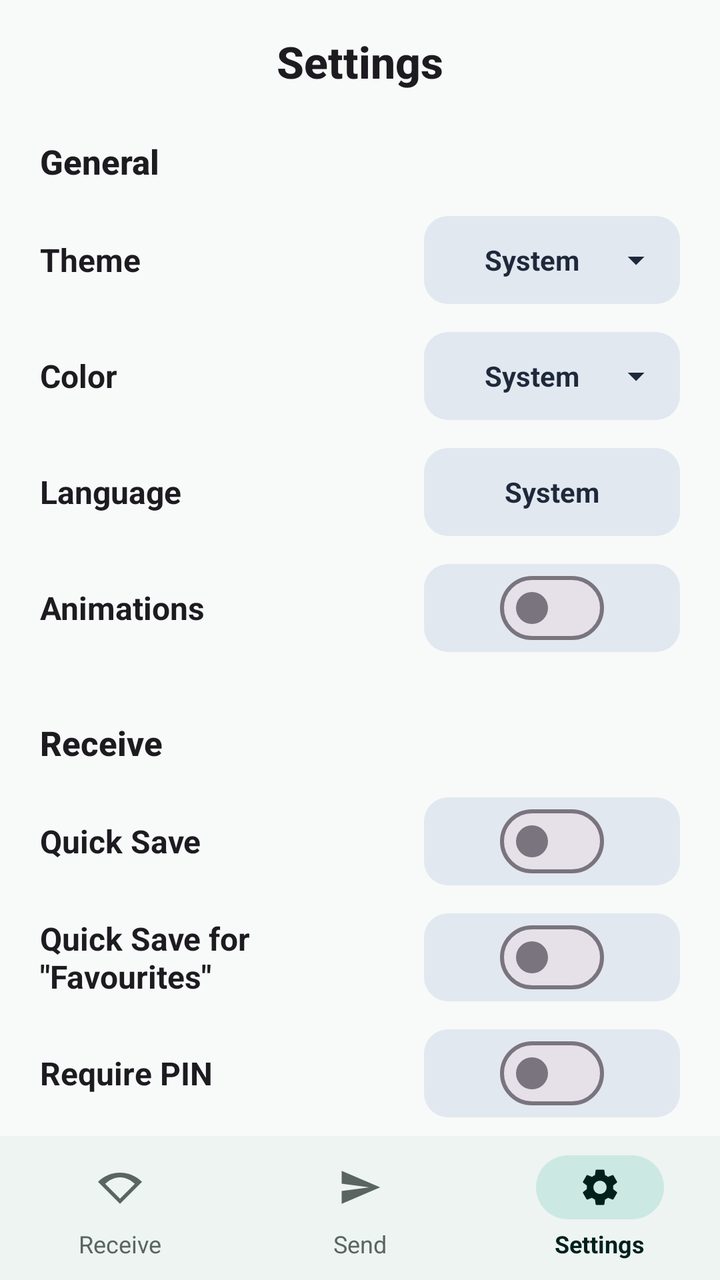
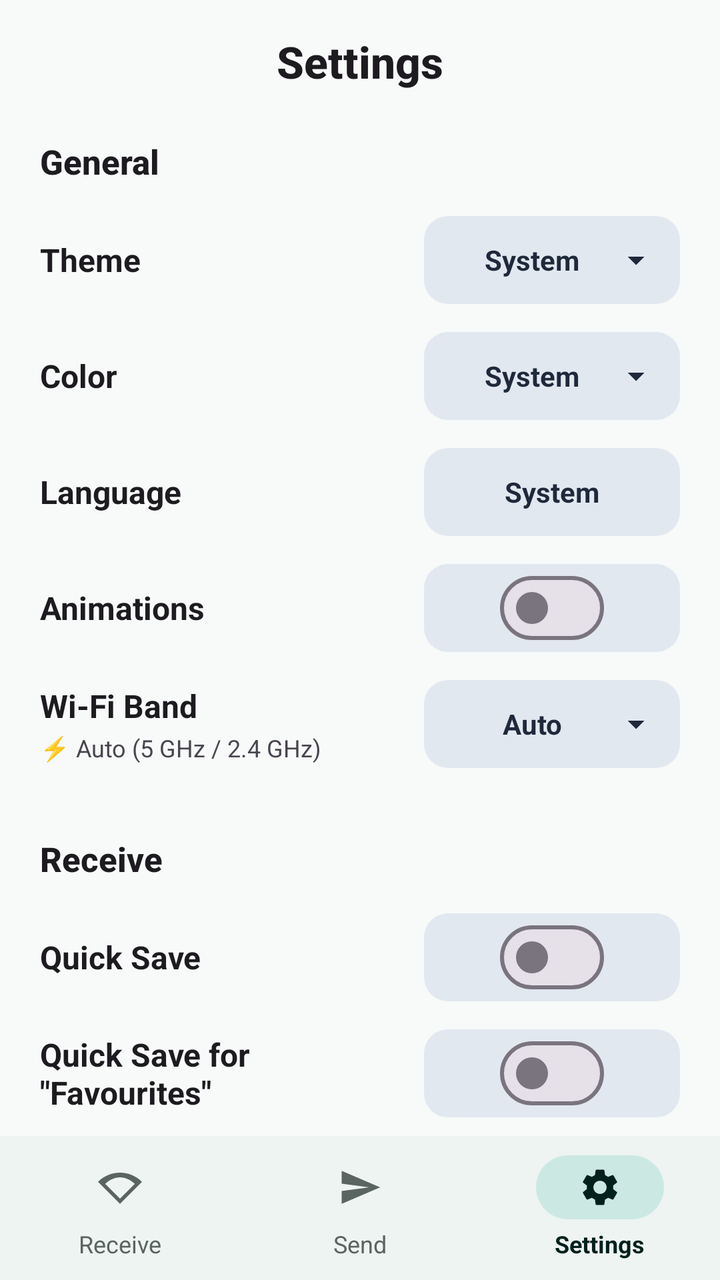

Before-and-after screenshots of an Android layout around one commit, followed by the original layout XML and the change that was made.
<!-- AndroidManifest.xml: activity theme Theme.Anyshare -->
<!-- res/layout/activity_settings.xml -->
<?xml version="1.0" encoding="utf-8"?>
<androidx.constraintlayout.widget.ConstraintLayout xmlns:android="http://schemas.android.com/apk/res/android"
    xmlns:app="http://schemas.android.com/apk/res-auto"
    xmlns:tools="http://schemas.android.com/tools"
    android:id="@+id/settingsRoot"
    android:layout_width="match_parent"
    android:layout_height="match_parent"
    android:background="@color/home_bg">

    
    <TextView
        android:id="@+id/tvSettingsTitle"
        android:layout_width="wrap_content"
        android:layout_height="wrap_content"
        android:layout_marginTop="16dp"
        android:text="Settings"
        android:textColor="?android:textColorPrimary"
        android:textSize="22sp"
        android:textStyle="bold"
        android:fontFamily="sans-serif-medium"
        app:layout_constraintEnd_toEndOf="parent"
        app:layout_constraintStart_toStartOf="parent"
        app:layout_constraintTop_toTopOf="parent" />

    
    <androidx.core.widget.NestedScrollView
        android:id="@+id/scrollSettingsContent"
        android:layout_width="match_parent"
        android:layout_height="0dp"
        android:layout_marginTop="12dp"
        android:clipToPadding="false"
        android:paddingHorizontal="20dp"
        android:paddingBottom="24dp"
        app:layout_constraintBottom_toTopOf="@id/bottomNavigation"
        app:layout_constraintTop_toBottomOf="@id/tvSettingsTitle">

        <LinearLayout
            android:layout_width="match_parent"
            android:layout_height="wrap_content"
            android:orientation="vertical">

            
            <TextView
                android:layout_width="wrap_content"
                android:layout_height="wrap_content"
                android:layout_marginTop="12dp"
                android:layout_marginBottom="16dp"
                android:text="General"
                android:textColor="?android:textColorPrimary"
                android:textSize="17sp"
                android:textStyle="bold"
                android:fontFamily="sans-serif-medium" />

            
            <LinearLayout
                android:layout_width="match_parent"
                android:layout_height="wrap_content"
                android:layout_marginBottom="14dp"
                android:gravity="center_vertical"
                android:orientation="horizontal">

                <TextView
                    android:layout_width="0dp"
                    android:layout_height="wrap_content"
                    android:layout_weight="1"
                    android:text="Theme"
                    android:textColor="?android:textColorPrimary"
                    android:textSize="16sp"
                    android:textStyle="bold" />

                <LinearLayout
                    android:id="@+id/btnTheme"
                    android:layout_width="128dp"
                    android:layout_height="44dp"
                    android:background="@drawable/bg_settings_pill"
                    android:gravity="center"
                    android:orientation="horizontal"
                    android:paddingHorizontal="12dp"
                    android:clickable="true"
                    android:focusable="true">

                    <TextView
                        android:id="@+id/tvThemeValue"
                        android:layout_width="0dp"
                        android:layout_height="wrap_content"
                        android:layout_weight="1"
                        android:gravity="center"
                        android:text="System"
                        android:textColor="@color/color_settings_pill_text"
                        android:textSize="14sp"
                        android:textStyle="bold" />

                    <ImageView
                        android:layout_width="20dp"
                        android:layout_height="20dp"
                        android:src="@drawable/ic_arrow_drop_down"
                        app:tint="@color/color_settings_pill_text"
                        android:contentDescription="Dropdown" />
                </LinearLayout>
            </LinearLayout>

            
            <LinearLayout
                android:layout_width="match_parent"
                android:layout_height="wrap_content"
                android:layout_marginBottom="14dp"
                android:gravity="center_vertical"
                android:orientation="horizontal">

                <TextView
                    android:layout_width="0dp"
                    android:layout_height="wrap_content"
                    android:layout_weight="1"
                    android:text="Color"
                    android:textColor="?android:textColorPrimary"
                    android:textSize="16sp"
                    android:textStyle="bold" />

                <LinearLayout
                    android:id="@+id/btnColor"
                    android:layout_width="128dp"
                    android:layout_height="44dp"
                    android:background="@drawable/bg_settings_pill"
                    android:gravity="center"
                    android:orientation="horizontal"
                    android:paddingHorizontal="12dp"
                    android:clickable="true"
                    android:focusable="true">

                    <TextView
                        android:id="@+id/tvColorValue"
                        android:layout_width="0dp"
                        android:layout_height="wrap_content"
                        android:layout_weight="1"
                        android:gravity="center"
                        android:text="System"
                        android:textColor="@color/color_settings_pill_text"
                        android:textSize="14sp"
                        android:textStyle="bold" />

                    <ImageView
                        android:layout_width="20dp"
                        android:layout_height="20dp"
                        android:src="@drawable/ic_arrow_drop_down"
                        app:tint="@color/color_settings_pill_text"
                        android:contentDescription="Dropdown" />
                </LinearLayout>
            </LinearLayout>

            
            <LinearLayout
                android:layout_width="match_parent"
                android:layout_height="wrap_content"
                android:layout_marginBottom="14dp"
                android:gravity="center_vertical"
                android:orientation="horizontal">

                <TextView
                    android:layout_width="0dp"
                    android:layout_height="wrap_content"
                    android:layout_weight="1"
                    android:text="Language"
                    android:textColor="?android:textColorPrimary"
                    android:textSize="16sp"
                    android:textStyle="bold" />

                <LinearLayout
                    android:id="@+id/btnLanguage"
                    android:layout_width="128dp"
                    android:layout_height="44dp"
                    android:background="@drawable/bg_settings_pill"
                    android:gravity="center"
                    android:orientation="horizontal"
                    android:paddingHorizontal="12dp"
                    android:clickable="true"
                    android:focusable="true">

                    <TextView
                        android:id="@+id/tvLanguageValue"
                        android:layout_width="wrap_content"
                        android:layout_height="wrap_content"
                        android:gravity="center"
                        android:text="System"
                        android:textColor="@color/color_settings_pill_text"
                        android:textSize="14sp"
                        android:textStyle="bold" />
                </LinearLayout>
            </LinearLayout>

            
            <LinearLayout
                android:layout_width="match_parent"
                android:layout_height="wrap_content"
                android:layout_marginBottom="14dp"
                android:gravity="center_vertical"
                android:orientation="horizontal">

                <TextView
                    android:layout_width="0dp"
                    android:layout_height="wrap_content"
                    android:layout_weight="1"
                    android:text="Animations"
                    android:textColor="?android:textColorPrimary"
                    android:textSize="16sp"
                    android:textStyle="bold" />

                <FrameLayout
                    android:layout_width="128dp"
                    android:layout_height="44dp"
                    android:background="@drawable/bg_settings_pill">

                    <com.google.android.material.materialswitch.MaterialSwitch
                        android:id="@+id/switchAnimations"
                        android:layout_width="wrap_content"
                        android:layout_height="wrap_content"
                        android:layout_gravity="center" />
                </FrameLayout>
            </LinearLayout>

            
            <TextView
                android:layout_width="wrap_content"
                android:layout_height="wrap_content"
                android:layout_marginTop="20dp"
                android:layout_marginBottom="16dp"
                android:text="Receive"
                android:textColor="?android:textColorPrimary"
                android:textSize="17sp"
                android:textStyle="bold"
                android:fontFamily="sans-serif-medium" />

            
            <LinearLayout
                android:layout_width="match_parent"
                android:layout_height="wrap_content"
                android:layout_marginBottom="14dp"
                android:gravity="center_vertical"
                android:orientation="horizontal">

                <TextView
                    android:layout_width="0dp"
                    android:layout_height="wrap_content"
                    android:layout_weight="1"
                    android:text="Quick Save"
                    android:textColor="?android:textColorPrimary"
                    android:textSize="16sp"
                    android:textStyle="bold" />

                <FrameLayout
                    android:layout_width="128dp"
                    android:layout_height="44dp"
                    android:background="@drawable/bg_settings_pill">

                    <com.google.android.material.materialswitch.MaterialSwitch
                        android:id="@+id/switchQuickSave"
                        android:layout_width="wrap_content"
                        android:layout_height="wrap_content"
                        android:layout_gravity="center" />
                </FrameLayout>
            </LinearLayout>

            
            <LinearLayout
                android:layout_width="match_parent"
                android:layout_height="wrap_content"
                android:layout_marginBottom="14dp"
                android:gravity="center_vertical"
                android:orientation="horizontal">

                <TextView
                    android:layout_width="0dp"
                    android:layout_height="wrap_content"
                    android:layout_weight="1"
                    android:text="Quick Save for &quot;Favourites&quot;"
                    android:textColor="?android:textColorPrimary"
                    android:textSize="16sp"
                    android:textStyle="bold" />

                <FrameLayout
                    android:layout_width="128dp"
                    android:layout_height="44dp"
                    android:background="@drawable/bg_settings_pill">

                    <com.google.android.material.materialswitch.MaterialSwitch
                        android:id="@+id/switchQuickSaveFav"
                        android:layout_width="wrap_content"
                        android:layout_height="wrap_content"
                        android:layout_gravity="center" />
                </FrameLayout>
            </LinearLayout>

            
            <LinearLayout
                android:layout_width="match_parent"
                android:layout_height="wrap_content"
                android:layout_marginBottom="14dp"
                android:gravity="center_vertical"
                android:orientation="horizontal">

                <TextView
                    android:layout_width="0dp"
                    android:layout_height="wrap_content"
                    android:layout_weight="1"
                    android:text="Require PIN"
                    android:textColor="?android:textColorPrimary"
                    android:textSize="16sp"
                    android:textStyle="bold" />

                <FrameLayout
                    android:layout_width="128dp"
                    android:layout_height="44dp"
                    android:background="@drawable/bg_settings_pill">

                    <com.google.android.material.materialswitch.MaterialSwitch
                        android:id="@+id/switchRequirePin"
                        android:layout_width="wrap_content"
                        android:layout_height="wrap_content"
                        android:layout_gravity="center" />
                </FrameLayout>
            </LinearLayout>

            
            <LinearLayout
                android:layout_width="match_parent"
                android:layout_height="wrap_content"
                android:layout_marginBottom="14dp"
                android:gravity="center_vertical"
                android:orientation="horizontal">

                <TextView
                    android:layout_width="0dp"
                    android:layout_height="wrap_content"
                    android:layout_weight="1"
                    android:text="Device Name"
                    android:textColor="?android:textColorPrimary"
                    android:textSize="16sp"
                    android:textStyle="bold" />

                <LinearLayout
                    android:id="@+id/btnDeviceName"
                    android:layout_width="128dp"
                    android:layout_height="44dp"
                    android:background="@drawable/bg_settings_pill"
                    android:gravity="center"
                    android:orientation="horizontal"
                    android:paddingHorizontal="8dp"
                    android:clickable="true"
                    android:focusable="true">

                    <TextView
                        android:id="@+id/tvDeviceNameValue"
                        android:layout_width="match_parent"
                        android:layout_height="wrap_content"
                        android:ellipsize="end"
                        android:gravity="center"
                        android:maxLines="1"
                        android:text="(Cool Pumpkin)"
                        android:textColor="@color/color_settings_pill_text"
                        android:textSize="13sp"
                        android:textStyle="bold" />
                </LinearLayout>
            </LinearLayout>

            
            <LinearLayout
                android:layout_width="match_parent"
                android:layout_height="wrap_content"
                android:layout_marginBottom="14dp"
                android:gravity="center_vertical"
                android:orientation="horizontal">

                <TextView
                    android:layout_width="0dp"
                    android:layout_height="wrap_content"
                    android:layout_weight="1"
                    android:text="Destination"
                    android:textColor="?android:textColorPrimary"
                    android:textSize="16sp"
                    android:textStyle="bold" />

                <LinearLayout
                    android:id="@+id/btnDestination"
                    android:layout_width="128dp"
                    android:layout_height="44dp"
                    android:background="@drawable/bg_settings_pill"
                    android:gravity="center"
                    android:orientation="horizontal"
                    android:paddingHorizontal="8dp"
                    android:clickable="true"
                    android:focusable="true">

                    <TextView
                        android:id="@+id/tvDestinationValue"
                        android:layout_width="match_parent"
                        android:layout_height="wrap_content"
                        android:ellipsize="end"
                        android:gravity="center"
                        android:maxLines="1"
                        android:text="(Downloads)"
                        android:textColor="@color/color_settings_pill_text"
                        android:textSize="13sp"
                        android:textStyle="bold" />
                </LinearLayout>
            </LinearLayout>

            
            <LinearLayout
                android:layout_width="match_parent"
                android:layout_height="wrap_content"
                android:layout_marginBottom="14dp"
                android:gravity="center_vertical"
                android:orientation="horizontal">

                <TextView
                    android:layout_width="0dp"
                    android:layout_height="wrap_content"
                    android:layout_weight="1"
                    android:text="Save media to gallery"
                    android:textColor="?android:textColorPrimary"
                    android:textSize="16sp"
                    android:textStyle="bold" />

                <FrameLayout
                    android:layout_width="128dp"
                    android:layout_height="44dp"
                    android:background="@drawable/bg_settings_pill">

                    <com.google.android.material.materialswitch.MaterialSwitch
                        android:id="@+id/switchSaveMedia"
                        android:layout_width="wrap_content"
                        android:layout_height="wrap_content"
                        android:layout_gravity="center" />
                </FrameLayout>
            </LinearLayout>

            
            <LinearLayout
                android:layout_width="match_parent"
                android:layout_height="wrap_content"
                android:layout_marginBottom="14dp"
                android:gravity="center_vertical"
                android:orientation="horizontal">

                <TextView
                    android:layout_width="0dp"
                    android:layout_height="wrap_content"
                    android:layout_weight="1"
                    android:text="Auto Finish"
                    android:textColor="?android:textColorPrimary"
                    android:textSize="16sp"
                    android:textStyle="bold" />

                <FrameLayout
                    android:layout_width="128dp"
                    android:layout_height="44dp"
                    android:background="@drawable/bg_settings_pill">

                    <com.google.android.material.materialswitch.MaterialSwitch
                        android:id="@+id/switchAutoFinish"
                        android:layout_width="wrap_content"
                        android:layout_height="wrap_content"
                        android:layout_gravity="center" />
                </FrameLayout>
            </LinearLayout>

        </LinearLayout>
    </androidx.core.widget.NestedScrollView>

    
    <LinearLayout
        android:id="@+id/bottomNavigation"
        android:layout_width="match_parent"
        android:layout_height="72dp"
        android:background="@color/home_nav_bg"
        android:gravity="center_vertical"
        android:orientation="horizontal"
        android:baselineAligned="false"
        app:layout_constraintBottom_toBottomOf="parent"
        app:layout_constraintEnd_toEndOf="parent"
        app:layout_constraintStart_toStartOf="parent">

        
        <LinearLayout
            android:id="@+id/navReceive"
            android:layout_width="0dp"
            android:layout_height="match_parent"
            android:layout_weight="1"
            android:orientation="vertical"
            android:gravity="center"
            android:background="?attr/selectableItemBackground">

            <FrameLayout
                android:layout_width="64dp"
                android:layout_height="32dp"
                android:background="@android:color/transparent">

                <ImageView
                    android:layout_width="22dp"
                    android:layout_height="22dp"
                    android:layout_gravity="center"
                    android:src="@drawable/ic_receive_nav"
                    app:tint="@color/home_nav_inactive" />
            </FrameLayout>

            <TextView
                android:layout_width="wrap_content"
                android:layout_height="wrap_content"
                android:layout_marginTop="4dp"
                android:text="Receive"
                android:textSize="12sp"
                android:textColor="@color/home_nav_inactive" />
        </LinearLayout>

        
        <LinearLayout
            android:id="@+id/navSend"
            android:layout_width="0dp"
            android:layout_height="match_parent"
            android:layout_weight="1"
            android:orientation="vertical"
            android:gravity="center"
            android:background="?attr/selectableItemBackground">

            <FrameLayout
                android:layout_width="64dp"
                android:layout_height="32dp"
                android:background="@android:color/transparent">

                <ImageView
                    android:layout_width="22dp"
                    android:layout_height="22dp"
                    android:layout_gravity="center"
                    android:src="@drawable/ic_send_nav"
                    app:tint="@color/home_nav_inactive" />
            </FrameLayout>

            <TextView
                android:layout_width="wrap_content"
                android:layout_height="wrap_content"
                android:layout_marginTop="4dp"
                android:text="Send"
                android:textSize="12sp"
                android:textColor="@color/home_nav_inactive" />
        </LinearLayout>

        
        <LinearLayout
            android:id="@+id/navSettings"
            android:layout_width="0dp"
            android:layout_height="match_parent"
            android:layout_weight="1"
            android:orientation="vertical"
            android:gravity="center"
            android:background="?attr/selectableItemBackground">

            <FrameLayout
                android:layout_width="64dp"
                android:layout_height="32dp"
                android:background="@drawable/bg_nav_pill_selected">

                <ImageView
                    android:layout_width="22dp"
                    android:layout_height="22dp"
                    android:layout_gravity="center"
                    android:src="@drawable/ic_settings_nav"
                    app:tint="@color/home_nav_active" />
            </FrameLayout>

            <TextView
                android:layout_width="wrap_content"
                android:layout_height="wrap_content"
                android:layout_marginTop="4dp"
                android:text="Settings"
                android:textSize="12sp"
                android:textStyle="bold"
                android:textColor="@color/home_nav_active" />
        </LinearLayout>

    </LinearLayout>

</androidx.constraintlayout.widget.ConstraintLayout>
<!-- resources referenced by this layout -->
<resources>
  <color name="color_settings_pill_text">#1E293B</color>
  <color name="home_bg">#F7FAF8</color>
  <color name="home_nav_active">#00201C</color>
  <color name="home_nav_bg">#EDF4F1</color>
  <color name="home_nav_inactive">#5A6461</color>
  <!-- drawable bg_nav_pill_selected (drawable) -->
  <?xml version="1.0" encoding="utf-8"?>
  <shape xmlns:android="http://schemas.android.com/apk/res/android"
      android:shape="rectangle">
      <solid android:color="@color/home_nav_pill" />
      <corners android:radius="16dp" />
  </shape>
  <!-- drawable bg_settings_pill (drawable) -->
  <?xml version="1.0" encoding="utf-8"?>
  <shape xmlns:android="http://schemas.android.com/apk/res/android"
      android:shape="rectangle">
      <solid android:color="@color/color_settings_pill_bg" />
      <corners android:radius="12dp" />
  </shape>
  <!-- drawable ic_arrow_drop_down (drawable) -->
  <vector xmlns:android="http://schemas.android.com/apk/res/android"
      android:width="24dp"
      android:height="24dp"
      android:viewportWidth="24"
      android:viewportHeight="24">
    <path
        android:fillColor="#FFFFFFFF"
        android:pathData="M7,10l5,5 5,-5z"/>
  </vector>
  <!-- drawable ic_receive_nav (drawable) -->
  <vector xmlns:android="http://schemas.android.com/apk/res/android"
      android:width="24dp"
      android:height="24dp"
      android:viewportWidth="24"
      android:viewportHeight="24">
      
      <path
          android:fillColor="#FFFFFFFF"
          android:pathData="M12,4C7.31,4 3.07,5.9 0,8.98L12,21 24,8.98C20.93,5.9 16.69,4 12,4zM12,18.17L3.92,10.09C6.18,7.9 9.09,6.5 12,6.5s5.82,1.4 8.08,3.59L12,18.17z" />
  </vector>
  <!-- drawable ic_send_nav (drawable) -->
  <vector xmlns:android="http://schemas.android.com/apk/res/android"
      android:width="24dp"
      android:height="24dp"
      android:viewportWidth="24"
      android:viewportHeight="24">
      
      <path
          android:fillColor="#FFFFFFFF"
          android:pathData="M2.01,21L23,12 2.01,3 2,10l15,2 -15,2z" />
  </vector>
  <style name="Theme.Anyshare" parent="Base.Theme.Anyshare" />
  <color name="home_nav_pill">#CCE8E3</color>
  <color name="color_settings_pill_bg">#E2E8F0</color>
  <style name="Base.Theme.Anyshare" parent="Theme.Material3.DayNight.NoActionBar">
          <item name="colorPrimary">@color/primary</item>
          <item name="colorOnPrimary">@color/on_primary</item>
          <item name="colorSecondary">@color/secondary</item>
          <item name="colorOnSecondary">@color/on_secondary</item>
          <item name="android:statusBarColor">@android:color/transparent</item>
          <item name="android:navigationBarColor">@android:color/transparent</item>
          <item name="android:windowLightStatusBar">true</item>
          <item name="android:windowAnimationStyle">@style/AnyshareWindowAnimation</item>
      </style>
  <color name="primary">#4F46E5</color>
  <color name="on_primary">#FFFFFF</color>
  <color name="secondary">#06B6D4</color>
  <color name="on_secondary">#FFFFFF</color>
  <style name="AnyshareWindowAnimation" parent="@android:style/Animation.Activity">
          <item name="android:activityOpenEnterAnimation">@anim/fade_in_tab</item>
          <item name="android:activityOpenExitAnimation">@anim/fade_out_tab</item>
          <item name="android:activityCloseEnterAnimation">@anim/fade_in_tab</item>
          <item name="android:activityCloseExitAnimation">@anim/fade_out_tab</item>
      </style>
  <!-- unchanged entries left out for length: 1 -->
</resources>

<!-- the commit's change to res/layout/activity_settings.xml (unified diff, before → after) -->
@@ -218,6 +218,69 @@
             </LinearLayout>
 
             
+            <LinearLayout
+                android:layout_width="match_parent"
+                android:layout_height="wrap_content"
+                android:layout_marginBottom="14dp"
+                android:gravity="center_vertical"
+                android:orientation="horizontal">
+
+                <LinearLayout
+                    android:layout_width="0dp"
+                    android:layout_height="wrap_content"
+                    android:layout_weight="1"
+                    android:orientation="vertical">
+
+                    <TextView
+                        android:layout_width="wrap_content"
+                        android:layout_height="wrap_content"
+                        android:text="Wi-Fi Band"
+                        android:textColor="?android:textColorPrimary"
+                        android:textSize="16sp"
+                        android:textStyle="bold" />
+
+                    <TextView
+                        android:id="@+id/tvHardwareProfile"
+                        android:layout_width="wrap_content"
+                        android:layout_height="wrap_content"
+                        android:layout_marginTop="2dp"
+                        android:text="⚡ Auto (5 GHz / 2.4 GHz)"
+                        android:textColor="?android:textColorSecondary"
+                        android:textSize="12sp" />
+                </LinearLayout>
+
+                <LinearLayout
+                    android:id="@+id/btnWifiBand"
+                    android:layout_width="128dp"
+                    android:layout_height="44dp"
+                    android:background="@drawable/bg_settings_pill"
+                    android:gravity="center"
+                    android:orientation="horizontal"
+                    android:paddingHorizontal="12dp"
+                    android:clickable="true"
+                    android:focusable="true">
+
+                    <TextView
+                        android:id="@+id/tvWifiBandValue"
+                        android:layout_width="0dp"
+                        android:layout_height="wrap_content"
+                        android:layout_weight="1"
+                        android:gravity="center"
+                        android:text="Auto"
+                        android:textColor="@color/color_settings_pill_text"
+                        android:textSize="14sp"
+                        android:textStyle="bold" />
+
+                    <ImageView
+                        android:layout_width="20dp"
+                        android:layout_height="20dp"
+                        android:src="@drawable/ic_arrow_drop_down"
+                        app:tint="@color/color_settings_pill_text"
+                        android:contentDescription="Dropdown" />
+                </LinearLayout>
+            </LinearLayout>
+
+            
             <TextView
                 android:layout_width="wrap_content"
                 android:layout_height="wrap_content"
